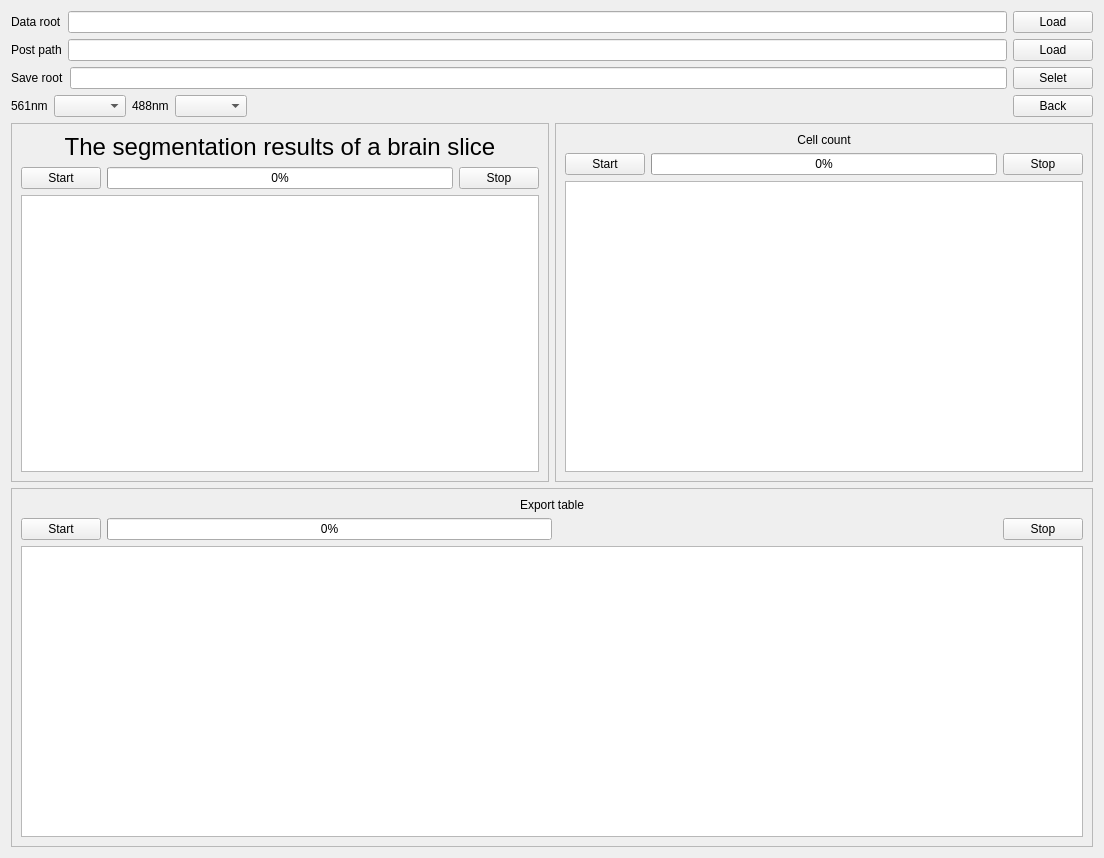
The window that pages/Analysis/analysis.ui (mesobrain/NEATmap_software) describes before a commit, drawn with Qt 5.
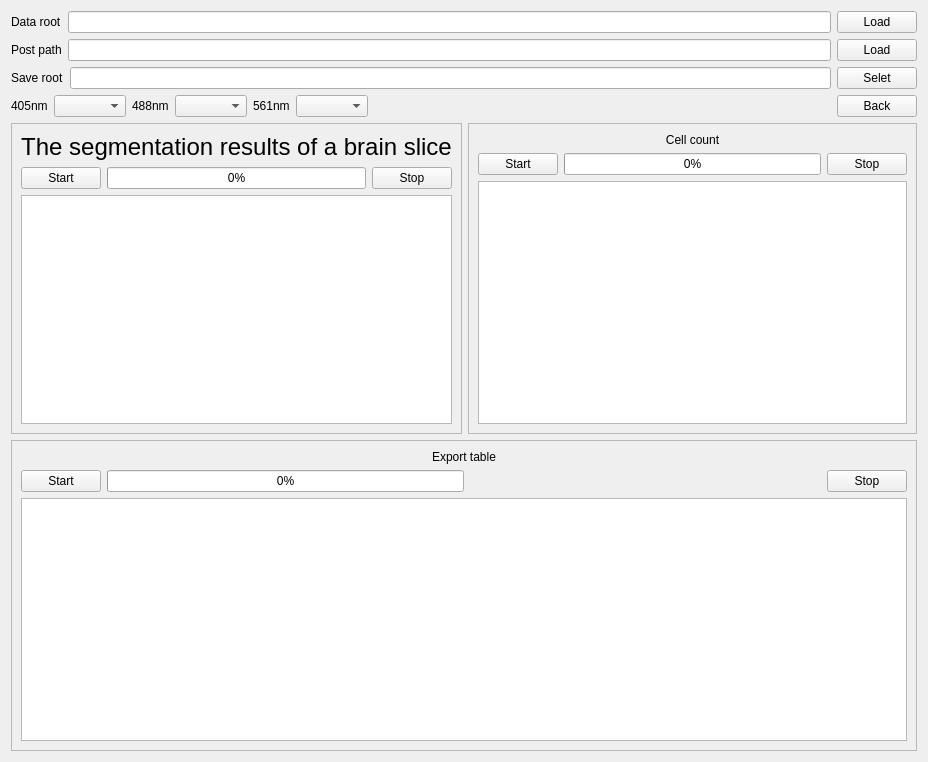
The same window after the commit.

Diff of the .ui file:
```diff
--- a/pages/Analysis/analysis.ui
+++ b/pages/Analysis/analysis.ui
@@ -6,8 +6,8 @@
    <rect>
     <x>0</x>
     <y>0</y>
-    <width>1104</width>
-    <height>858</height>
+    <width>928</width>
+    <height>762</height>
    </rect>
   </property>
   <property name="windowTitle">
@@ -87,14 +87,14 @@
      <item>
       <layout class="QHBoxLayout" name="horizontalLayout_4">
        <item>
-        <widget class="QLabel" name="label_4">
+        <widget class="QLabel" name="label_9">
          <property name="text">
-          <string>561nm</string>
+          <string>405nm</string>
          </property>
         </widget>
        </item>
        <item>
-        <widget class="QComboBox" name="comboBox561"/>
+        <widget class="QComboBox" name="comboBox405"/>
        </item>
        <item>
         <widget class="QLabel" name="label_5">
@@ -106,6 +106,16 @@
        <item>
         <widget class="QComboBox" name="comboBox488"/>
        </item>
+       <item>
+        <widget class="QLabel" name="label_4">
+         <property name="text">
+          <string>561nm</string>
+         </property>
+        </widget>
+       </item>
+       <item>
+        <widget class="QComboBox" name="comboBox561"/>
+       </item>
        <item>
         <spacer name="horizontalSpacer">
          <property name="orientation">
```
Left out of the diff: 2 changed lines with no effect on the pictures.
